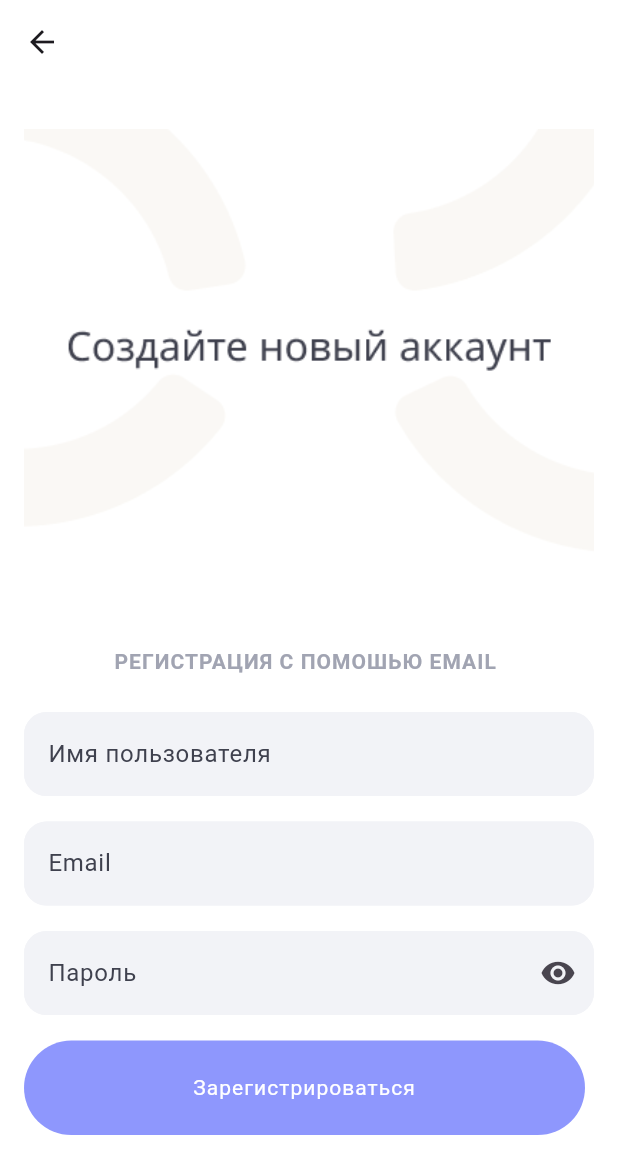
After one commit to QuiXXX00/Mental-In, a Flutter app: the screen it shows after launch, after a tap on "Регистрация", on a phone screen of 412 x 824 dp. The commit adds this screen. Shown: the top 1174 px of the screen. Run offline on Flutter 3.47's test engine with Material 3 defaults, Android fonts, the phone set to English and light mode, and no system bars; our stand-ins replace email_validator, firebase_auth, firebase_core, flutter_svg, google_fonts; missing offline and left inert: dart:ffi; accounts and stored records are empty; generated files the repository leaves out were written again; Roboto replaces fonts that are missing (Helvetica, Poppins).

Commit message:
ебанул логику на авторизацию гений какой то

```diff
--- /dev/null
+++ b/lib/feature/auth/firebase/firebase_stream.dart
@@ -0,0 +1,25 @@
+import 'package:firebase_auth/firebase_auth.dart';
+import 'package:flutter/material.dart';
+import 'package:smart/feature/auth/ui/welcome_screen.dart';
+
+import '../ui/home_screen.dart';
+
+
+class FirebaseStream extends StatelessWidget {
+  const FirebaseStream ({super.key});
+
+  @override
+  Widget build(BuildContext context) {
+    final user = FirebaseAuth.instance.currentUser;
+    return StreamBuilder<User?>(
+      stream: FirebaseAuth.instance.authStateChanges(),
+      builder: (context, snapshot) {
+        if (user != null) {
+            return HomeScreen();
+        } else {
+          return WelcomeScreen();
+        }
+      }
+    );
+  }
+}
--- /dev/null
+++ b/lib/feature/auth/ui/registration.dart
@@ -0,0 +1,149 @@
+import 'package:email_validator/email_validator.dart';
+import 'package:firebase_auth/firebase_auth.dart';
+import 'package:flutter/material.dart';
+import 'package:smart/widgets/buttons/custom_text_batton.dart';
+import 'package:smart/widgets/customTextFild/custom_text_fild_Password.dart';
+
+import '../../../widgets/BottomSheet/snackbar.dart';
+import '../../../widgets/buttons/text_button_gradient.dart';
+import '../../../widgets/customTextFild/custom_text_fild.dart';
+
+class RegestrationScreen extends StatefulWidget {
+  RegestrationScreen({super.key});
+
+  @override
+  State<RegestrationScreen> createState() => _RegestrationScreenState();
+}
+
+class _RegestrationScreenState extends State<RegestrationScreen> {
+  final TextEditingController nameController = TextEditingController();
+
+  final TextEditingController passwordController = TextEditingController();
+
+  final TextEditingController emailController = TextEditingController();
+
+  final formKey = GlobalKey<FormState>();
+
+  @override
+  void dispose(){
+    nameController.dispose();
+    passwordController.dispose();
+    emailController.dispose();
+
+    super.dispose();
+  }
+
+  Future<void> reg() async{
+    final navigator =Navigator.of(context);
+    final isValid = formKey.currentState!.validate();
+
+    if(!isValid) return;
+
+    try{
+      await FirebaseAuth.instance.createUserWithEmailAndPassword(
+          email: emailController.text.trim(),
+          password: passwordController.text.trim(),);
+    }on FirebaseAuthException catch(e){
+
+      if (e.code == 'email-already-in-use'){
+        SnackBarService.showSnackBar(context, 'Пользователь с таким email уже зарегистрирован.', true);
+        return;
+      }else {
+        SnackBarService.showSnackBar(context, 'Неизвестная ошибка! Попробуйте еше раз.', true);
+        return;}
+
+    }
+    navigator.pushNamedAndRemoveUntil('/', (Route<dynamic> route) => false);
+  }
+
+
+  @override
+  Widget build(BuildContext context) {
+    return Scaffold(
+      resizeToAvoidBottomInset: true,
+      // Поднимает содержимое при открытии клавиатуры
+      appBar: AppBar(
+        backgroundColor: Colors.transparent,
+        elevation: 0,
+      ),
+      body: SingleChildScrollView(
+        child: Padding(
+          padding: EdgeInsets.symmetric(vertical: 30, horizontal: 16),
+          child: Form(
+            key: formKey,
+            child: Column(
+              crossAxisAlignment: CrossAxisAlignment.start,
+              children: [
+                Center(
+                  child: Container(
+                    width: 474.14,
+                    height: 334.71,
+                    decoration: const BoxDecoration(
+                      image: DecorationImage(
+                        image: AssetImage('Assets/Group 481738(1).png'),
+                        fit: BoxFit.cover,
+                      ),
+                    ),
+                  ),
+                ),
+                const SizedBox(height: 20),
+                const Center(
+                  child: SizedBox(
+                    width: 260,
+                    height: 14,
+                    child: Text(
+                      'РЕГИСТРАЦИЯ С ПОМОШЬЮ EMAIL',
+                      style: TextStyle(
+                        color: Color(0xFFA1A4B2),
+                        fontSize: 14,
+                        fontFamily: 'Helvetica',
+                        fontWeight: FontWeight.w700,
+                        height: 0.08,
+                        letterSpacing: 0.70,
+                      ),
+                    ),
+                  ),
+                ),
+                const SizedBox(height: 20),
+                CustomTextField(
+                  countCifra: 5,
+                  text: 'Имя пользователя',
+                  controller: nameController,
+                  validator: (value) => value != null && value.length  <0
+                      ? 'Имя не может быть пустым' : null,
+
+                  // Устанавливает фокус на это поле при открытии экрана
+                ),
+                const SizedBox(height: 10),
+                CustomTextField(
+                  countCifra: 5,
+                  text: 'Email',
+                  controller: emailController,
+                  validator: (email)=> email != null && !EmailValidator.validate(email)
+                      ? 'Введите правильный email': null,
+
+                ),
+                SizedBox(height: 10),
+                PasswordTextField(
+                  text: 'Пароль',
+                  text1: 'Пароль',
+                  controller: passwordController,
+                  validator: (value) => value != null && value.length  <6
+                      ? 'Минимум 6 символов' : null,
+                ),
+                SizedBox(height: 10),
+                CustomTextButton(
+                    isActive: true,
+                    text: 'Зарегистрироваться',
+                    callback: reg,
+                    height: 63,
+                    width: 374,
+                    border: 38)
+              ],
+            ),
+          ),
+        ),
+      ),
+    );
+  }
+}
--- a/lib/feature/auth/ui/welcome_screen.dart
+++ b/lib/feature/auth/ui/welcome_screen.dart
@@ -1,3 +1,4 @@
+import 'package:firebase_auth/firebase_auth.dart';
 import 'package:flutter/material.dart';
 
 import '../../../utils/AppTypography.dart';
@@ -10,8 +11,7 @@ class WelcomeScreen extends StatelessWidget {
   Widget build(BuildContext context) {
     return Scaffold(
       resizeToAvoidBottomInset: false,
-      body: Container(
-        child: Column(
+      body: Column(
         children: [
           Container(
             width: double.infinity,
@@ -29,10 +29,9 @@ class WelcomeScreen extends StatelessWidget {
               ),
             ),
           ),
-            Container(
+          SizedBox(
             width: double.infinity,
             height: 105,
-
             child: Row(
               mainAxisAlignment: MainAxisAlignment.center,
               children: [
@@ -40,9 +39,9 @@ class WelcomeScreen extends StatelessWidget {
                     isActive: true,
                     height: 52,
                     width: 167,
-                      text: 'Seg In',
+                    text: 'Войти',
                     callback: () {
-                        Navigator.pushNamed(context, '/auth');
+                      Navigator.pushNamed(context, '/Auth');
                     }, border: 21,),
                 const SizedBox(
                   width: 13,
@@ -51,7 +50,7 @@ class WelcomeScreen extends StatelessWidget {
                     isActive: false,
                     height: 52,
                     width: 167,
-                      text: 'Log In',
+                    text: 'Регистрация',
                     callback: () {
                       Navigator.pushNamed(context, '/Reg');
                     }, border: 21,),
@@ -60,7 +59,6 @@ class WelcomeScreen extends StatelessWidget {
           )
         ],
       ),
-      ),
     );
   }
 }
--- a/lib/main.dart
+++ b/lib/main.dart
@@ -1,20 +1,22 @@
 
+import 'package:firebase_core/firebase_core.dart';
 import 'package:flutter/material.dart';
 
 import 'package:flutter/services.dart';
 
-import 'feature/auth/ui/login.dart';
-import 'feature/auth/ui/sign_in.dart';
+
+import 'feature/auth/firebase/firebase_stream.dart';
+import 'feature/auth/ui/home_screen.dart';
+import 'feature/auth/ui/registration.dart';
+import 'feature/auth/ui/auth.dart';
 import 'feature/auth/ui/welcome_screen.dart';
+import 'firebase_options.dart';
 
-void main() {
+Future<void> main() async {
   WidgetsFlutterBinding.ensureInitialized();
-  SystemChrome.setPreferredOrientations([
-    DeviceOrientation.portraitUp,
-    DeviceOrientation.portraitDown,
-  ]);
-  runApp(const MyApp());
-
+  await Firebase.initializeApp(
+      options: DefaultFirebaseOptions.currentPlatform,);
+  runApp(MyApp());
 }
 
 class MyApp extends StatelessWidget {
@@ -27,13 +29,17 @@ class MyApp extends StatelessWidget {
       theme: ThemeData(
           scaffoldBackgroundColor: Colors.white
       ),
+      initialRoute: "/",
       routes: {
-        "/": (context) => WelcomeScreen(),
-         "/auth": (context) => LoginScreen(),
-        "/Reg": (context) => SeginInScreen(),
+        "/": (context) => FirebaseStream(),
+        "/Reg": (context) => RegestrationScreen(),
+        "/Auth": (context) => AuthScreen(),
+        "/home": (context) => HomeScreen(),
         // "/Reg2": (context) => registerSecondScreen(),
         // "/UserProfile": (context) => TestApp(),
+        //
       },
+
     );
   }
 }
--- /dev/null
+++ b/lib/widgets/BottomSheet/snackbar.dart
@@ -0,0 +1,16 @@
+import 'package:flutter/material.dart';
+
+class SnackBarService{
+  static const errorColor = Colors.red;
+  static const okColor = Colors.green;
+
+  static Future<void> showSnackBar(BuildContext context, String message, bool error) async{
+    ScaffoldMessenger.of(context).removeCurrentSnackBar();
+
+    final snackBar = SnackBar(content: Text(message),
+      backgroundColor: error ? errorColor : okColor ,);
+
+    ScaffoldMessenger.of(context).showSnackBar(snackBar);
+  }
+
+}
--- a/lib/widgets/customTextFild/custom_text_fild.dart
+++ b/lib/widgets/customTextFild/custom_text_fild.dart
@@ -1,17 +1,18 @@
 import 'package:flutter/material.dart';
 
 class CustomTextField extends StatefulWidget {
-  const CustomTextField({
+ CustomTextField({
     Key? key,
-
     required this.text,
     required this.controller, required this.countCifra,
+    required this.validator
   }) : super(key: key);
 
 
   final String text;
   final TextEditingController controller;
   final int countCifra;
+  String? Function(String?) validator;
 
   @override
   _CustomTextFieldState createState() => _CustomTextFieldState();
@@ -43,7 +44,7 @@ class _CustomTextFieldState extends State<CustomTextField> {
   Widget build(BuildContext context) {
     return SizedBox(
       height: 63,
-      child: TextField(
+      child: TextFormField(
         style: TextStyle(color: const Color(0xFF3F414E)),
         decoration: InputDecoration(
           filled: true,
@@ -63,6 +64,9 @@ class _CustomTextFieldState extends State<CustomTextField> {
           prefixIcon: showCheckIcon ? const Icon(Icons.check, color: Colors.green) : null,
         ),
         controller: widget.controller,
+        validator: widget.validator,
+
+
       ),
     );
   }
--- a/lib/widgets/customTextFild/custom_text_fild_Password.dart
+++ b/lib/widgets/customTextFild/custom_text_fild_Password.dart
@@ -1,16 +1,18 @@
 import 'package:flutter/material.dart';
 
 class PasswordTextField extends StatefulWidget {
-  const PasswordTextField({
+  PasswordTextField({
     Key? key,
     required this.text,
     required this.text1,
     required this.controller,
+    required this.validator
   }) : super(key: key);
 
   final String text;
   final String text1;
   final TextEditingController controller;
+  String? Function(String?) validator;
 
   @override
   _PasswordTextFieldState createState() => _PasswordTextFieldState();
@@ -23,7 +25,7 @@ class _PasswordTextFieldState extends State<PasswordTextField> {
   Widget build(BuildContext context) {
     return SizedBox(
       height: 63,
-      child: TextField(
+      child: TextFormField(
         obscureText: !showPassword, // Показывать или скрывать пароль
         style: TextStyle(color: const Color(0xFF3F414E)),
         decoration: InputDecoration(
@@ -51,6 +53,7 @@ class _PasswordTextFieldState extends State<PasswordTextField> {
           ),
         ),
         controller: widget.controller,
+        validator: widget.validator,
       ),
     );
   }
--- a/pubspec.yaml
+++ b/pubspec.yaml
@@ -52,6 +52,8 @@ dependencies:
   flutter_dotenv: ^5.1.0
 
   flutter_localization: ^0.1.13
+  firebase_auth: ^4.19.0
+  email_validator: ^2.1.17
 
 dev_dependencies:
   flutter_test:
```
Also changed, not shown: lib/feature/auth/ui/auth.dart (added, +136 -0 lines), lib/feature/auth/ui/home_screen.dart (added, +19 -0 lines), lib/feature/auth/ui/login.dart (deleted, +0 -100 lines), lib/feature/auth/ui/sign_in.dart (deleted, +0 -93 lines), pubspec.lock, 4 other files. Lines whose indentation alone changed are shown as unchanged.
